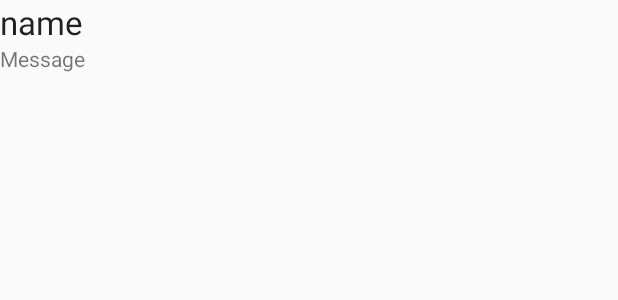
After one commit to pasraj/JustText, an Android app: the layout message_item.xml on its own in the app's theme, with its tools: preview values and no code run, on a phone screen of 412 x 824 dp. The commit adds this screen. Shown: the top 300 px of the screen. Run offline under Robolectric (Android 15) with nearby library versions, the phone set to English and light mode, and no system bars.

Commit message:
message item class and Adapter added

```diff
--- /dev/null
+++ b/app/src/main/res/layout/message_item.xml
@@ -0,0 +1,24 @@
+<?xml version="1.0" encoding="utf-8"?>
+<LinearLayout xmlns:android="http://schemas.android.com/apk/res/android"
+    xmlns:tools="http://schemas.android.com/tools"
+    android:orientation="vertical"
+    android:layout_width="match_parent"
+    android:layout_height="match_parent">
+
+    <TextView
+        android:id="@+id/messageTextView"
+        android:layout_width="wrap_content"
+        android:layout_height="wrap_content"
+        android:layout_weight="0"
+        tools:text="name"
+        android:textAppearance="?android:attr/textAppearanceLarge" />
+
+    <TextView
+        android:id="@+id/nameTextView"
+        android:layout_width="wrap_content"
+        tools:text="Message "
+        android:layout_height="wrap_content"
+        android:layout_weight="0"
+        android:textAppearance="?android:attr/textAppearanceSmall" />
+
+</LinearLayout>
```
Also changed, not shown: app/src/main/java/com/example/justtext/Message.java (added, +32 -0 lines), app/src/main/java/com/example/justtext/MessageAdapter.java (added, +33 -0 lines), app/src/main/res/layout/activity_main.xml (+47 -8 lines).
